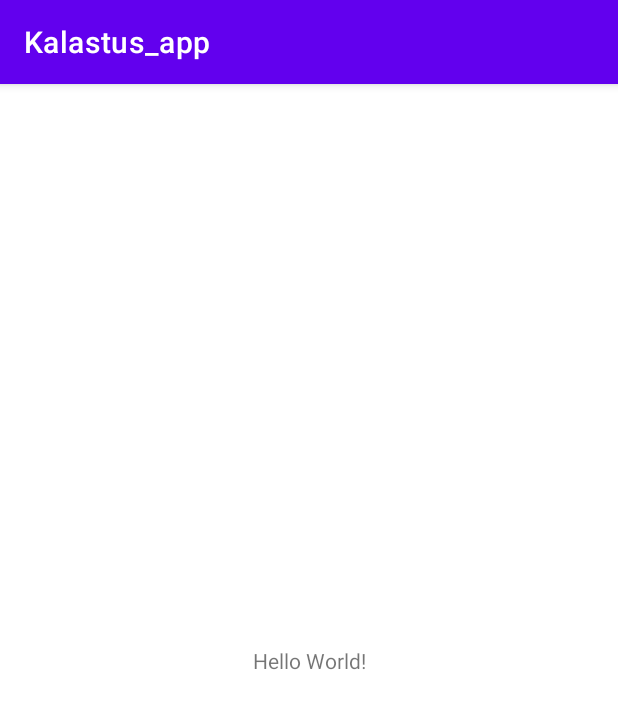
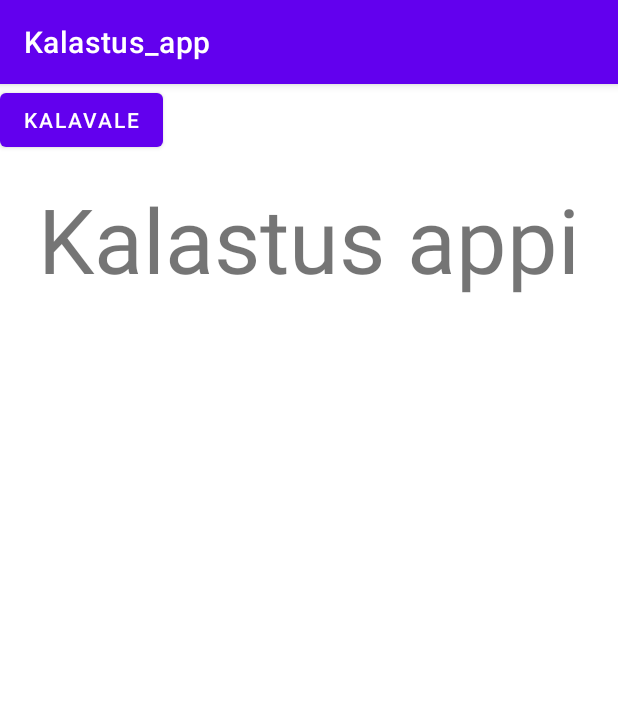
Before and after one commit to TinoPuu/Kalastus_app, an Android app: the screen it shows after launch (MainActivity), on a phone screen of 412 x 824 dp. Shown: the top 709 px of the screen. Run offline under Robolectric (Android 15) with nearby library versions, the phone set to English and light mode, and no system bars.

Commit message:
Tehty päävalikon pohja

```diff
--- a/app/src/main/res/layout/activity_main.xml
+++ b/app/src/main/res/layout/activity_main.xml
@@ -9,10 +9,20 @@
     <TextView
         android:layout_width="wrap_content"
         android:layout_height="wrap_content"
-        android:text="Hello World!"
+        android:text="Kalastus appi"
+        android:textSize="60sp"
         app:layout_constraintBottom_toBottomOf="parent"
         app:layout_constraintLeft_toLeftOf="parent"
         app:layout_constraintRight_toRightOf="parent"
-        app:layout_constraintTop_toTopOf="parent" />
+        app:layout_constraintTop_toTopOf="parent"
+        app:layout_constraintVertical_bias="0.091" />
+
+    <Button
+        android:id="@+id/button"
+        android:layout_width="wrap_content"
+        android:layout_height="wrap_content"
+        android:text="Kalavale"
+        tools:layout_editor_absoluteX="150dp"
+        tools:layout_editor_absoluteY="205dp" />
 
 </androidx.constraintlayout.widget.ConstraintLayout>
```
